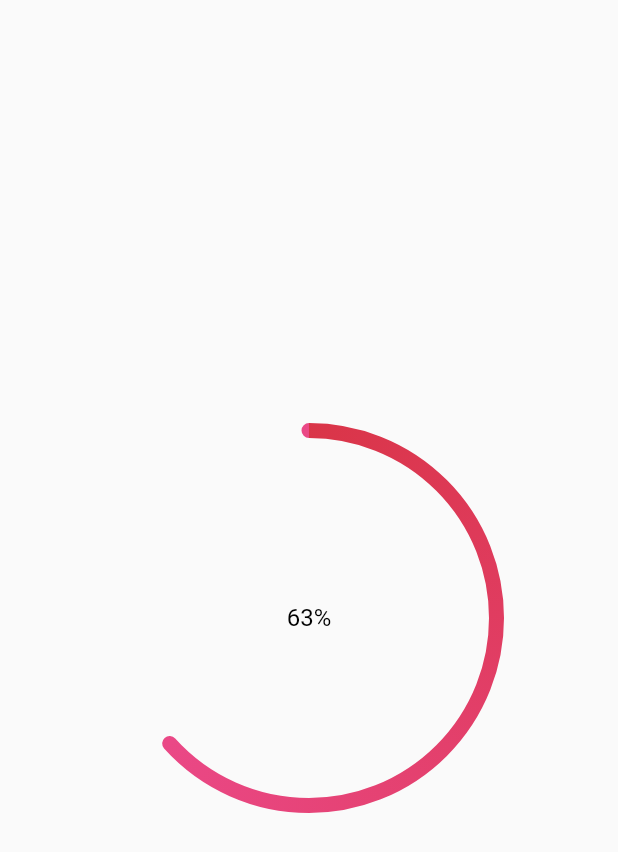
After one commit to hykruntoahead/FlutterGraduateSchool, a Flutter app: the CustomProgressDemo screen opened directly, on a phone screen of 412 x 824 dp. The commit adds this screen. Shown: the top 852 px of the screen. Run offline on Flutter 3.47's test engine with Material 2 defaults, Android fonts, the phone set to English and light mode, and no system bars; missing offline and left inert: dart:html; network calls fail.

Commit message:
案例-自定义渐变进度条

```diff
--- /dev/null
+++ b/lib/animation/custom_progress_demo.dart
@@ -0,0 +1,77 @@
+import 'dart:html';
+import 'dart:math';
+import 'dart:ui';
+
+import 'package:flutter/material.dart';
+
+class CustomProgressDemo extends StatefulWidget {
+  @override
+  State<StatefulWidget> createState() => _CustomProgressDemo();
+}
+
+class _CustomProgressDemo extends State<CustomProgressDemo> {
+  @override
+  Widget build(BuildContext context) {
+    return Scaffold(
+      body: Center(
+        child: Container(
+          width: 250,
+          height: 250,
+          child: TweenAnimationBuilder(
+            tween: Tween(begin: 0.0, end: 1.0),
+            duration: Duration(seconds: 3),
+            builder: (BuildContext context, double value, Widget child) {
+              return CustomPaint(
+                painter: _CircleProgressPainter(value),
+                child: Center(child: Text('${(value * 100).floor()}%')),
+              );
+            },
+          ),
+        ),
+      ),
+    );
+  }
+}
+
+class _CircleProgressPainter extends CustomPainter {
+  final double progress;
+
+  _CircleProgressPainter(this.progress);
+
+  Paint _paint = Paint()
+  ..style = PaintingStyle.stroke
+  ..strokeWidth = 10
+  ..strokeCap = StrokeCap.round;
+
+  @override
+  void paint(Canvas canvas, Size size) {
+      double radius = min(size.width,size.height)/2;
+
+      Gradient gradient = SweepGradient(
+        startAngle: -pi/2,
+        endAngle: pi *2 * progress,
+        colors: [
+          Color(0xFFD32D2F),
+          Color(0xFFEA4886),
+        ],
+      );
+
+      var rect = Rect.fromLTWH(0, 0, radius *2, radius * 2);
+
+      _paint.shader = gradient.createShader(rect);
+
+      canvas.save();
+      canvas.translate(0.0,size.height);
+      canvas.rotate(-pi/2);
+
+      canvas.drawArc(rect,
+          0 , pi * 2 * progress, false, _paint);
+
+      canvas.restore();
+  }
+
+  @override
+  bool shouldRepaint(covariant CustomPainter oldDelegate) {
+    return true;
+  }
+}
--- a/lib/animation/main.dart
+++ b/lib/animation/main.dart
@@ -1,5 +1,6 @@
 import 'package:flutter/material.dart';
 import 'package:flutter_app_demo/animation/curve_demo.dart';
+import 'package:flutter_app_demo/animation/custom_progress_demo.dart';
 import 'package:flutter_app_demo/animation/hero_demo.dart';
 import 'package:flutter_app_demo/animation/route_animation_demo.dart';
 import 'package:flutter_app_demo/animation/tween_demo.dart';
@@ -29,7 +30,8 @@ class MyApp extends StatelessWidget {
               bodyText2: TextStyle(color: Colors.black, fontSize: 16),
             )),
         home: Scaffold(
-          body:NavigationAnimation(),
+          body:CustomProgressDemo(),
+          //NavigationAnimation(),
           //FadeScaleTransitionDemo(),
           //FadeThroughTransitionDemo(),
           //ShareAxisDemo(),
```
Also changed, not shown: 1 other file.
